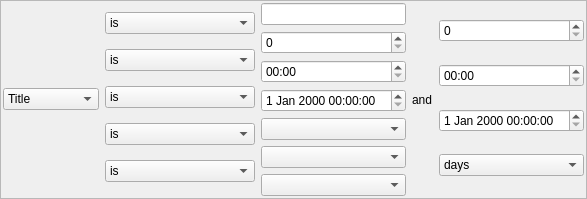
First picture: the form in Form/WidgetCriteria.ui, repository isuhao/TMediaPlayer, before the edit.
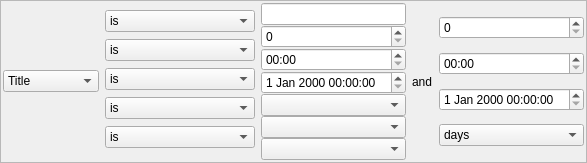
Second picture: the form after the edit.

The edit to the form file:
```diff
--- a/Form/WidgetCriteria.ui
+++ b/Form/WidgetCriteria.ui
@@ -176,6 +176,9 @@
       </item>
       <item>
        <layout class="QVBoxLayout" name="verticalLayout">
+        <property name="spacing">
+         <number>0</number>
+        </property>
         <item>
          <widget class="QComboBox" name="listConditionString">
           <property name="minimumSize">
@@ -385,6 +388,9 @@
       </item>
       <item>
        <layout class="QVBoxLayout" name="verticalLayout_2">
+        <property name="spacing">
+         <number>0</number>
+        </property>
         <item>
          <widget class="QLineEdit" name="editValue1String"/>
         </item>
@@ -466,6 +472,9 @@
       </item>
       <item>
        <layout class="QVBoxLayout" name="verticalLayout_3">
+        <property name="spacing">
+         <number>0</number>
+        </property>
         <item>
          <widget class="QSpinBox" name="editValue2Number">
           <property name="maximum">
```
Left out of the diff: 5 changed lines with no effect on the pictures.
